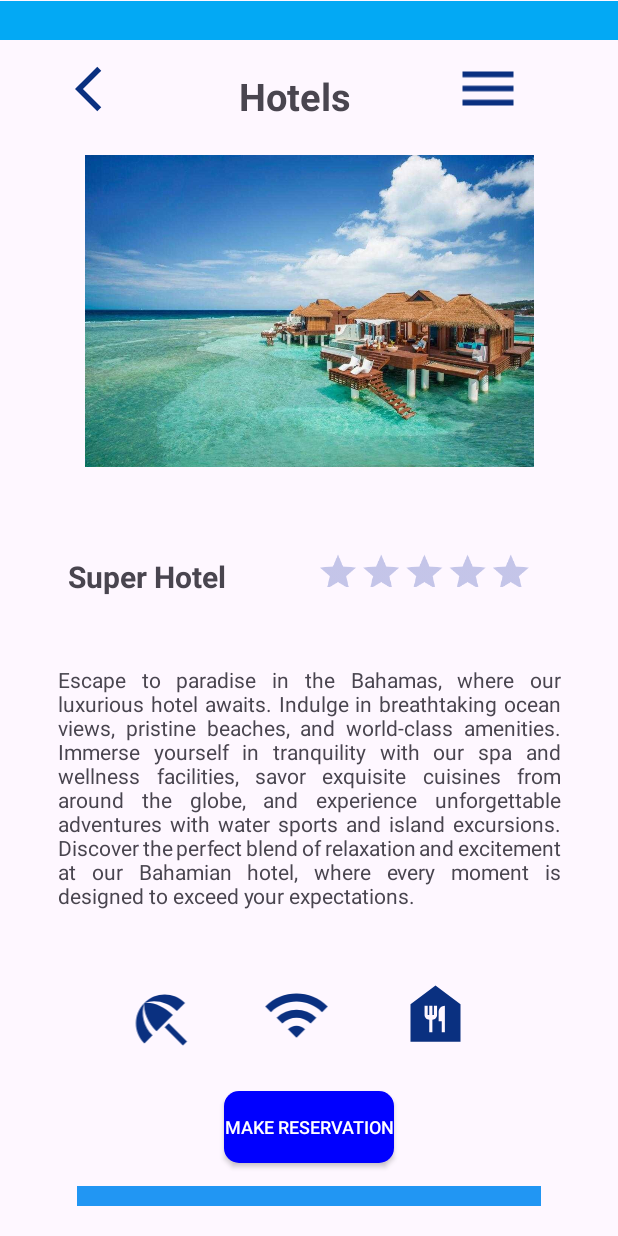
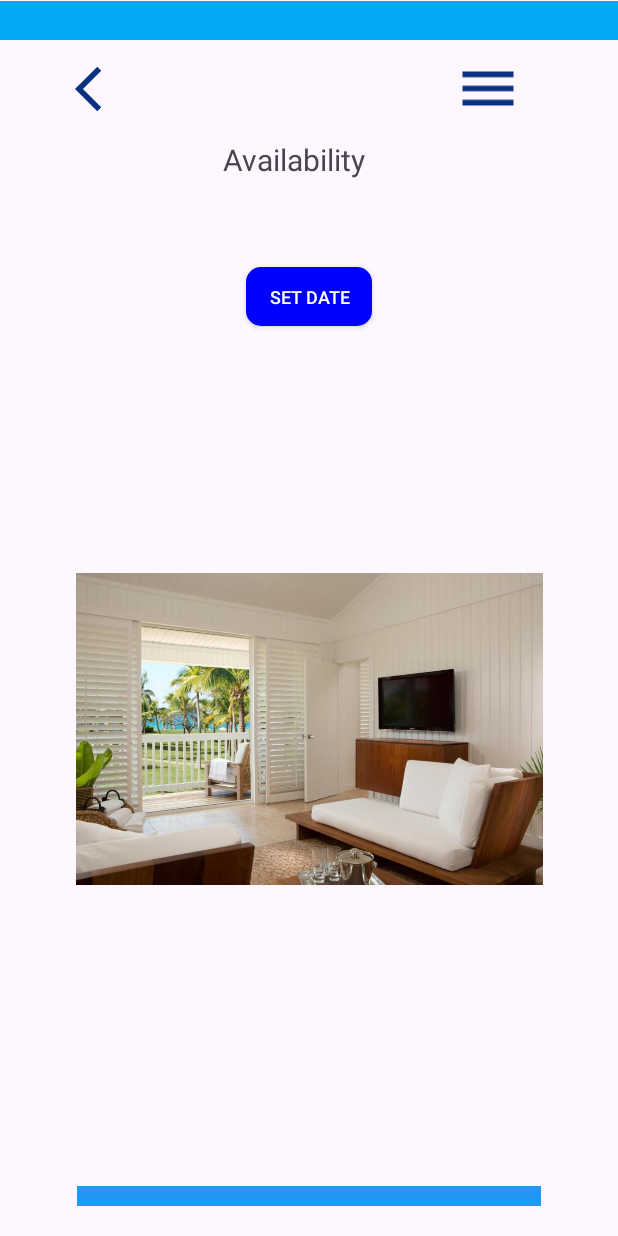
Before and after one commit to thomastour/AndroidApp, an Android app: the screen it shows after launch (MainActivity before the commit, SecondActivity after it), after a tap on "MAKE RESERVATION", on a phone screen of 412 x 824 dp. Run offline under Robolectric (Android 15) with nearby library versions, the phone set to English and light mode, and no system bars.

Commit message:
add SecondActivity

```diff
--- a/app/src/main/AndroidManifest.xml
+++ b/app/src/main/AndroidManifest.xml
@@ -13,6 +13,9 @@
         android:theme="@style/Theme.WidgetsApp"
         tools:targetApi="31">
         <activity
+            android:name=".SecondActivity"
+            android:exported="false" />
+        <activity
             android:name=".MainActivity"
             android:exported="true">
             <intent-filter>
--- a/app/src/main/java/gr/aueb/cf/widgetsapp/MainActivity.java
+++ b/app/src/main/java/gr/aueb/cf/widgetsapp/MainActivity.java
@@ -4,6 +4,7 @@ import androidx.appcompat.app.AppCompatActivity;
 import androidx.appcompat.widget.AppCompatButton;
 import androidx.appcompat.widget.Toolbar;
 
+import android.content.Intent;
 import android.os.Bundle;
 import android.provider.ContactsContract;
 import android.view.View;
@@ -60,7 +61,9 @@ public class MainActivity extends AppCompatActivity {
         button.setOnClickListener(new View.OnClickListener() {
             @Override
             public void onClick(View v) {
-                //code
+                Intent intent = new Intent(MainActivity.this, SecondActivity.class); // Create an Intent to start the SecondActivity
+                startActivity(intent); // Start the SecondActivity
+
             }
         });
 
--- /dev/null
+++ b/app/src/main/java/gr/aueb/cf/widgetsapp/SecondActivity.java
@@ -0,0 +1,100 @@
+package gr.aueb.cf.widgetsapp;
+
+import androidx.appcompat.app.AppCompatActivity;
+import androidx.appcompat.widget.Toolbar;
+
+import android.app.DatePickerDialog;
+import android.content.DialogInterface;
+import android.os.Build;
+import android.os.Bundle;
+import android.view.View;
+import android.widget.Button;
+import android.widget.DatePicker;
+import android.widget.EditText;
+import android.widget.ImageView;
+import android.widget.TextView;
+
+import java.util.Calendar;
+
+public class SecondActivity extends AppCompatActivity {
+
+    private Toolbar toolbar;
+    private Toolbar toolbar2;
+    private ImageView arrow;
+    private ImageView menuIcon;
+
+    private TextView availability;
+
+    private DatePicker datePicker;
+    private TextView reservationDate;
+
+    private ImageView roomImage;
+
+    private Button btnDatePicker;
+
+    Calendar calendar = Calendar.getInstance(); // Calendar instance
+
+    DatePickerDialog datePickerDialog;  // Date picker dialog
+    DatePickerDialog.OnDateSetListener dateSetListener; // Listener for date selection
+
+    DatePickerDialog.OnCancelListener cancelListener; // Listener for date selection cancellation
+
+
+    @Override
+    protected void onCreate(Bundle savedInstanceState) {
+        super.onCreate(savedInstanceState);
+        setContentView(R.layout.activity_second);
+
+        btnDatePicker = findViewById(R.id.btnDatePicker);
+        toolbar = findViewById(R.id.toolbar);
+        toolbar2 = findViewById(R.id.toolbar2);
+        arrow = findViewById(R.id.arrow);
+        menuIcon = findViewById(R.id.menuIcon);
+        availability = findViewById(R.id.availability);
+        reservationDate = findViewById(R.id.reservationDate);
+        roomImage = findViewById(R.id.roomImage);
+
+
+        // Set the toolbar as the action bar
+        dateSetListener = new DatePickerDialog.OnDateSetListener() {
+
+            @Override
+            public void onDateSet(DatePicker datePicker, int selectedYear, int selectedMonth, int selectedDayOfMonth) {
+                selectedMonth = selectedMonth + 1; // Because months start from 0
+                reservationDate.setText("Your reservation is set for " + selectedDayOfMonth + "/" + selectedMonth + "/" + selectedYear);
+            }
+        };
+
+
+        btnDatePicker.setOnClickListener(new View.OnClickListener() {
+            @Override
+            public void onClick(View view) {
+                calendar = Calendar.getInstance();
+                int day = calendar.get(Calendar.DAY_OF_MONTH);
+                int month = calendar.get(Calendar.MONTH);
+                int year = calendar.get(Calendar.YEAR);
+
+                datePickerDialog = new DatePickerDialog(SecondActivity.this, android.R.style.Theme_Holo_Light_Dialog_MinWidth, dateSetListener, year, month, day);
+                datePickerDialog.getWindow().setBackgroundDrawableResource(android.R.color.transparent);
+                datePickerDialog.setOnCancelListener(cancelListener);
+                datePickerDialog.show();
+            }
+
+
+        });
+
+        cancelListener = new DialogInterface.OnCancelListener() {
+            @Override
+            public void onCancel(DialogInterface dialog) {
+                reservationDate.setText("Pick your reservation NOW!");
+
+
+            }
+        };
+
+
+    }
+
+
+
+}
--- /dev/null
+++ b/app/src/main/res/layout/activity_second.xml
@@ -0,0 +1,120 @@
+<?xml version="1.0" encoding="utf-8"?>
+<androidx.constraintlayout.widget.ConstraintLayout xmlns:android="http://schemas.android.com/apk/res/android"
+    xmlns:app="http://schemas.android.com/apk/res-auto"
+    xmlns:tools="http://schemas.android.com/tools"
+    android:layout_width="match_parent"
+    android:layout_height="match_parent"
+    tools:context=".SecondActivity">
+
+
+    <ImageView
+        android:id="@+id/arrow"
+        android:layout_width="36dp"
+        android:layout_height="44dp"
+        android:layout_marginStart="5dp"
+        android:layout_marginTop="5dp"
+        android:layout_marginBottom="5dp"
+        app:layout_constraintBottom_toBottomOf="parent"
+        app:layout_constraintEnd_toEndOf="parent"
+        app:layout_constraintHorizontal_bias="0.12"
+        app:layout_constraintStart_toStartOf="parent"
+        app:layout_constraintTop_toTopOf="parent"
+        app:layout_constraintVertical_bias="0.042"
+        app:srcCompat="@drawable/baseline_arrow_back_ios_24" />
+
+    <ImageView
+        android:id="@+id/menuIcon"
+        android:layout_width="45dp"
+        android:layout_height="47dp"
+        android:layout_marginTop="5dp"
+        android:layout_marginEnd="5dp"
+        android:layout_marginBottom="5dp"
+        app:layout_constraintBottom_toBottomOf="parent"
+        app:layout_constraintEnd_toEndOf="parent"
+        app:layout_constraintHorizontal_bias="0.838"
+        app:layout_constraintStart_toStartOf="parent"
+        app:layout_constraintTop_toTopOf="parent"
+        app:layout_constraintVertical_bias="0.039"
+        app:srcCompat="@drawable/menu" />
+
+    <TextView
+        android:id="@+id/availability"
+        android:layout_width="115dp"
+        android:layout_height="29dp"
+        android:text="Availability"
+        android:textSize="20dp"
+        app:layout_constraintBottom_toBottomOf="parent"
+        app:layout_constraintEnd_toEndOf="parent"
+        app:layout_constraintHorizontal_bias="0.5"
+        app:layout_constraintStart_toStartOf="parent"
+        app:layout_constraintTop_toTopOf="parent"
+        app:layout_constraintVertical_bias="0.117" />
+
+    <androidx.appcompat.widget.Toolbar
+        android:id="@+id/toolbar"
+        android:layout_width="429dp"
+        android:layout_height="26dp"
+        android:background="#03A9F4"
+        android:minHeight="?attr/actionBarSize"
+        android:theme="?attr/actionBarTheme"
+
+        app:layout_constraintBottom_toBottomOf="parent"
+        app:layout_constraintEnd_toEndOf="parent"
+        app:layout_constraintHorizontal_bias="0.4"
+        app:layout_constraintStart_toStartOf="parent"
+        app:layout_constraintTop_toTopOf="parent"
+        app:layout_constraintVertical_bias="0.001" />
+
+    <ImageView
+        android:id="@+id/roomImage"
+        android:layout_width="362dp"
+        android:layout_height="208dp"
+        android:src="@drawable/room"
+        app:layout_constraintBottom_toBottomOf="parent"
+        app:layout_constraintEnd_toEndOf="parent"
+        app:layout_constraintHorizontal_bias="0.5"
+        app:layout_constraintStart_toStartOf="parent"
+        app:layout_constraintTop_toTopOf="parent"
+        app:layout_constraintVertical_bias="0.62" />
+
+    <TextView
+        android:id="@+id/reservationDate"
+        android:layout_width="291dp"
+        android:layout_height="58dp"
+        android:textSize="20dp"
+        android:textStyle="bold"
+        app:layout_constraintBottom_toBottomOf="parent"
+        app:layout_constraintEnd_toEndOf="parent"
+        app:layout_constraintStart_toStartOf="parent"
+        app:layout_constraintTop_toTopOf="parent"
+        app:layout_constraintVertical_bias="0.33" />
+
+    <androidx.appcompat.widget.AppCompatButton
+        android:id="@+id/btnDatePicker"
+        android:layout_width="84dp"
+        android:layout_height="39dp"
+        android:background="@drawable/rounded_button"
+        android:text="SET DATE"
+        android:textColor="@color/white"
+        android:textSize="12dp"
+        app:layout_constraintBottom_toBottomOf="parent"
+        app:layout_constraintEnd_toEndOf="parent"
+        app:layout_constraintHorizontal_bias="0.5"
+        app:layout_constraintStart_toStartOf="parent"
+        app:layout_constraintTop_toTopOf="@+id/toolbar"
+        app:layout_constraintVertical_bias="0.226" />
+
+    <androidx.appcompat.widget.Toolbar
+        android:id="@+id/toolbar2"
+        android:layout_width="309dp"
+        android:layout_height="13dp"
+        android:background="#2196F3"
+        android:minHeight="?attr/actionBarSize"
+        android:theme="?attr/actionBarTheme"
+        app:layout_constraintBottom_toBottomOf="parent"
+        app:layout_constraintEnd_toEndOf="parent"
+        app:layout_constraintStart_toStartOf="parent"
+        app:layout_constraintTop_toTopOf="parent"
+        app:layout_constraintVertical_bias="0.975" />
+
+</androidx.constraintlayout.widget.ConstraintLayout>
--- a/app/src/main/res/values/strings.xml
+++ b/app/src/main/res/values/strings.xml
@@ -1,4 +1,8 @@
-<resources><string name="app_name">WidgetsApp</string>
+<resources>
+    <string name="app_name">WidgetsApp</string>
 
-<string name="hotel_description">Escape to paradise in the Bahamas, where our luxurious hotel awaits. Indulge in breathtaking ocean views, pristine beaches, and world-class amenities. Immerse yourself in tranquility with our spa and wellness facilities, savor exquisite cuisines from around the globe, and experience unforgettable adventures with water sports and island excursions. Discover the perfect blend of relaxation and excitement at our Bahamian hotel, where every moment is designed to exceed your expectations.</string>
+    <string name="hotel_description">Escape to paradise in the Bahamas, where our luxurious hotel awaits. Indulge in breathtaking ocean views, pristine beaches, and world-class amenities. Immerse yourself in tranquility with our spa and wellness facilities, savor exquisite cuisines from around the globe, and experience unforgettable adventures with water sports and island excursions. Discover the perfect blend of relaxation and excitement at our Bahamian hotel, where every moment is designed to exceed your expectations.</string>
+    <string name="txtRow3_Button">Tap to select the Date</string>
+
+
 </resources>
--- /dev/null
+++ b/gradle.properties
@@ -0,0 +1,21 @@
+# Project-wide Gradle settings.
+# IDE (e.g. Android Studio) users:
+# Gradle settings configured through the IDE *will override*
+# any settings specified in this file.
+# For more details on how to configure your build environment visit
+# http://www.gradle.org/docs/current/userguide/build_environment.html
+# Specifies the JVM arguments used for the daemon process.
+# The setting is particularly useful for tweaking memory settings.
+org.gradle.jvmargs=-Xmx2048m -Dfile.encoding=UTF-8
+# When configured, Gradle will run in incubating parallel mode.
+# This option should only be used with decoupled projects. More details, visit
+# http://www.gradle.org/docs/current/userguide/multi_project_builds.html#sec:decoupled_projects
+# org.gradle.parallel=true
+# AndroidX package structure to make it clearer which packages are bundled with the
+# Android operating system, and which are packaged with your app's APK
+# https://developer.android.com/topic/libraries/support-library/androidx-rn
+android.useAndroidX=true
+# Enables namespacing of each library's R class so that its R class includes only the
+# resources declared in the library itself and none from the library's dependencies,
+# thereby reducing the size of the R class for that library
+android.nonTransitiveRClass=true
```
Also changed, not shown: app/src/main/res/drawable/room.jpg (added).
